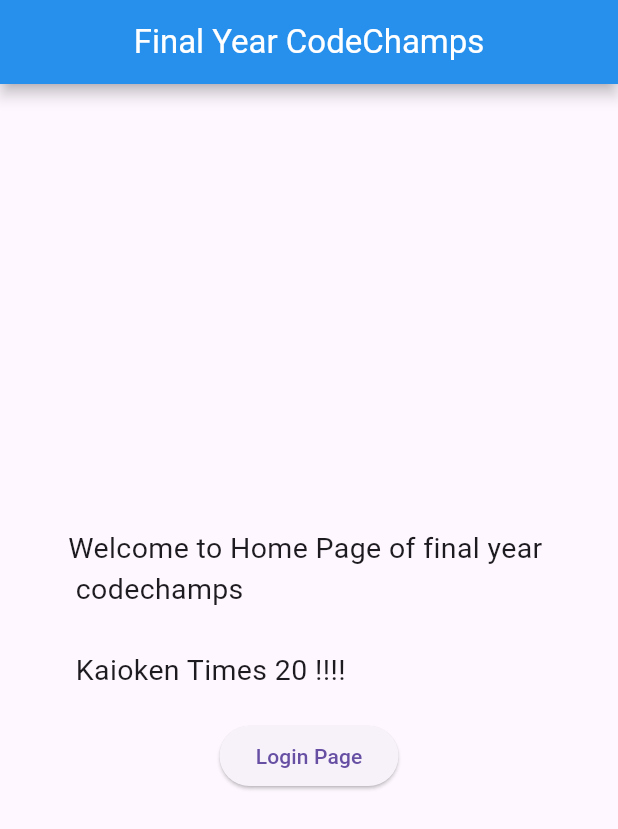
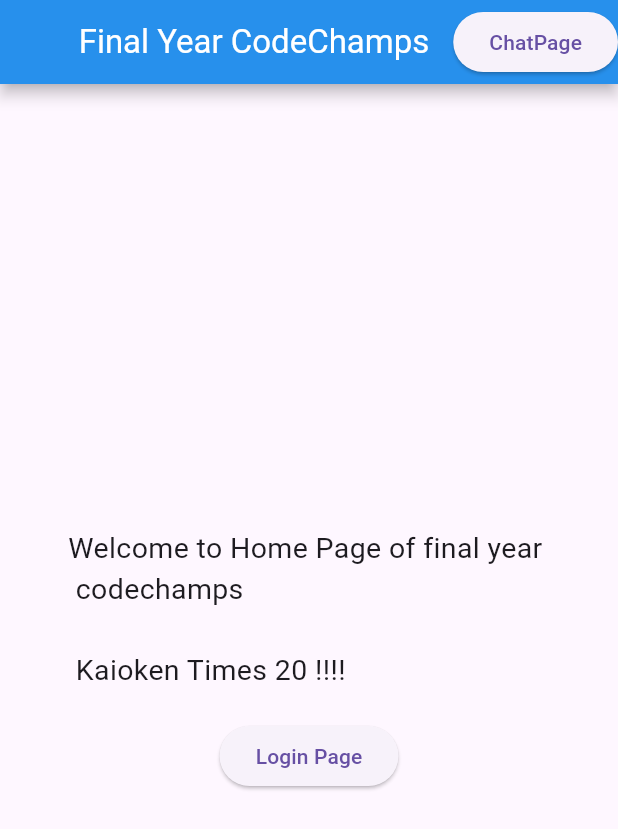
Before and after one commit to Shayan-Sen/final_year_codechamps_2, a Flutter app: the HomePage screen opened directly, on a phone screen of 412 x 824 dp. Shown: the top 829 px of the screen. Run offline on Flutter 3.47's test engine with Material 3 defaults, Android fonts, the light colour scheme and no system bars; our stand-ins replace firebase_core, google_generative_ai; missing offline and left inert: flutter_ai_toolkit; accounts and stored records are empty.

Commit message:
added chatbot

```diff
--- a/lib/pages/homepage.dart
+++ b/lib/pages/homepage.dart
@@ -1,3 +1,4 @@
+import 'package:final_year_codechamps_2/pages/chatpage.dart';
 import 'package:final_year_codechamps_2/pages/loginpage.dart';
 import 'package:final_year_codechamps_2/widgets/jycappbar.dart';
 import 'package:flutter/material.dart';
@@ -8,7 +9,11 @@ class HomePage extends StatelessWidget {
   @override
   Widget build(BuildContext context) {
     return Scaffold(
-      appBar: JycAppbar(data: "Final Year CodeChamps"),
+      appBar: JycAppbar(data: "Final Year CodeChamps",actions: [
+        ElevatedButton(onPressed: (){
+          Navigator.push(context, MaterialPageRoute(builder: (context) => ChatPage()));
+        }, child: Text("ChatPage"))
+      ],),
       body: Center(
         child: Column(
           mainAxisAlignment: MainAxisAlignment.center,
--- a/lib/widgets/jycappbar.dart
+++ b/lib/widgets/jycappbar.dart
@@ -1,8 +1,9 @@
 import 'package:flutter/material.dart';
 
 class JycAppbar extends StatelessWidget implements PreferredSizeWidget{
-  const JycAppbar({super.key, required this.data});
+  const JycAppbar({super.key, required this.data, this.actions});
   final String data;
+  final List<Widget>? actions;
 
   @override
   Widget build(BuildContext context) {
@@ -13,6 +14,7 @@ class JycAppbar extends StatelessWidget implements PreferredSizeWidget{
       shadowColor: Colors.black,
       elevation: 4,
       title: Text(data),
+      actions: actions,
     );
   }
 
--- a/pubspec.yaml
+++ b/pubspec.yaml
@@ -37,6 +37,8 @@ dependencies:
   firebase_core: ^3.13.0
   cloud_firestore: ^5.6.6
   firebase_auth: ^5.5.2
+  flutter_ai_toolkit: ^0.7.1
+  google_generative_ai: ^0.4.6
 
 dev_dependencies:
   flutter_test:
```
Also changed, not shown: lib/pages/chatpage.dart (added, +22 -0 lines), lib/pages/loginpage.dart (+29 -4 lines), pubspec.lock, 4 other files.
